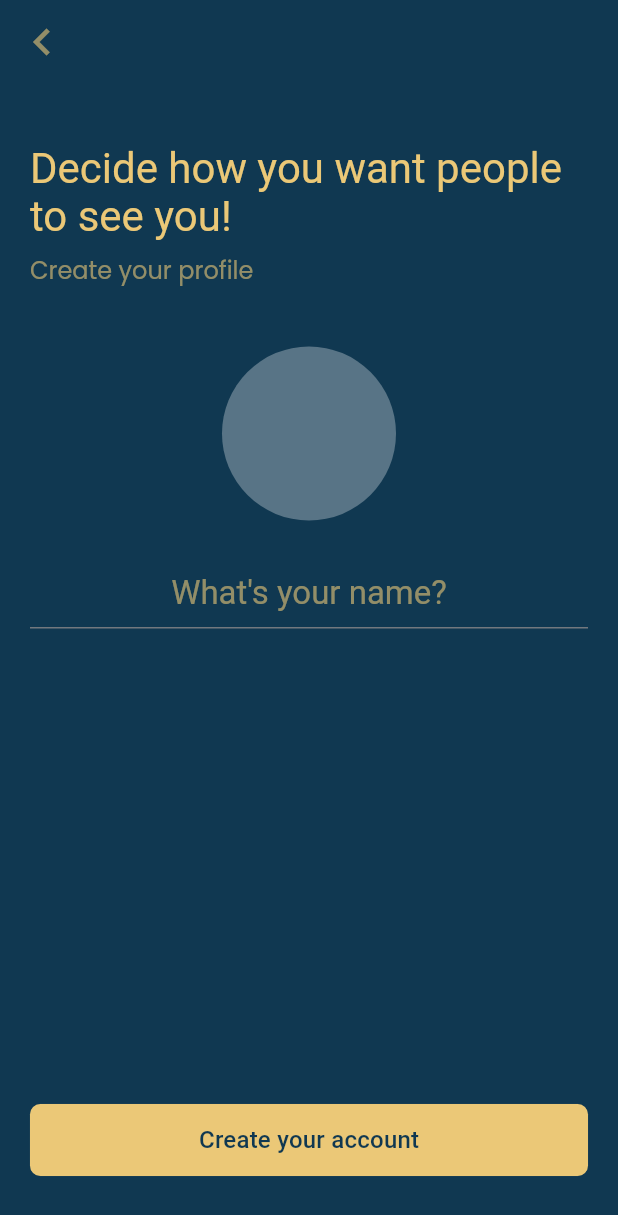
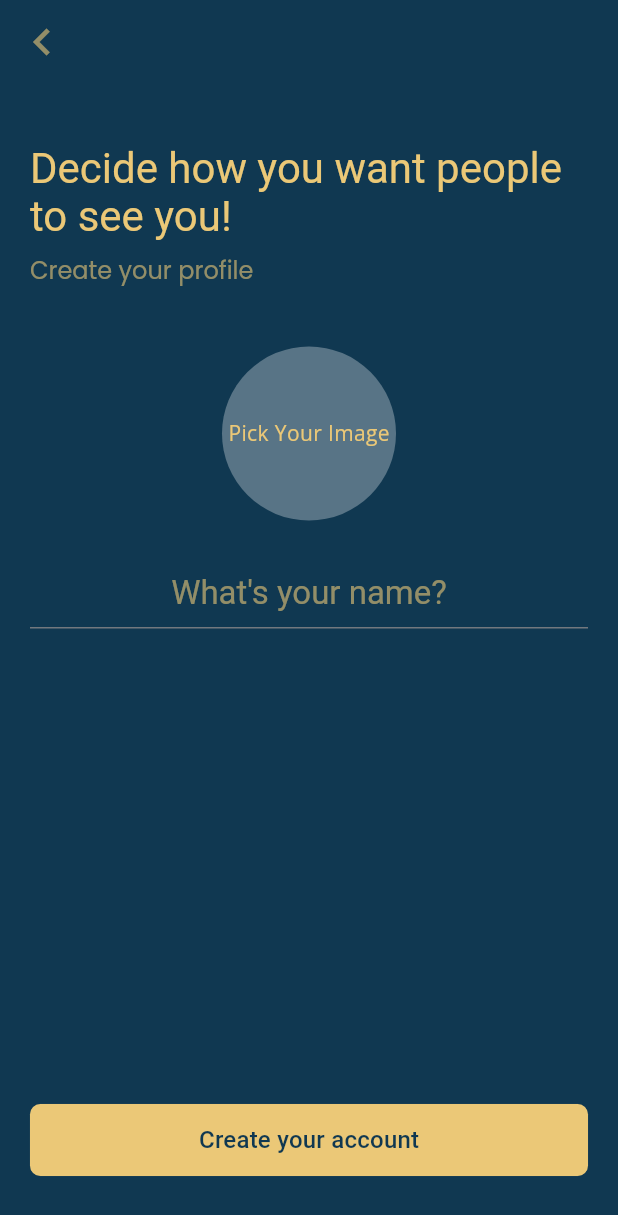
Before and after one commit to Gnturf/yume, a Flutter app: the ProfileMakingScreen screen opened directly, on a phone screen of 412 x 824 dp. Shown: the top 1215 px of the screen. Run offline on Flutter 3.47's test engine with Material 3 defaults, Android fonts, the phone set to English and light mode, and no system bars; our stand-ins replace flutter_multi_formatter, google_fonts, image_picker.

Commit message:
addding profile making screen

```diff
--- a/lib/features/auth/presentation/screens/signup/signup_profile_making.dart
+++ b/lib/features/auth/presentation/screens/signup/signup_profile_making.dart
@@ -1,10 +1,29 @@
+import 'dart:io';
+
 import 'package:flutter/material.dart';
 import 'package:flutter/widgets.dart';
+import 'package:image_picker/image_picker.dart';
 import 'package:yume/features/auth/presentation/widgets/display_subtitle_text.dart';
 import 'package:yume/features/welcome/presentation/widgets/icon_text_button.dart';
 
-class ProfileMakingScreen extends StatelessWidget {
+class ProfileMakingScreen extends StatefulWidget {
   const ProfileMakingScreen({super.key});
+
+  @override
+  State<ProfileMakingScreen> createState() => _ProfileMakingScreenState();
+}
+
+class _ProfileMakingScreenState extends State<ProfileMakingScreen> {
+  File? selectedImage;
+
+  Future<void> _pickImageFromGallery() async {
+    final returnedImage =
+        await ImagePicker().pickImage(source: ImageSource.gallery);
+
+    setState(() {
+      selectedImage = File(returnedImage!.path);
+    });
+  }
 
   @override
   Widget build(BuildContext context) {
@@ -43,12 +62,29 @@ class ProfileMakingScreen extends StatelessWidget {
             ),
             Align(
               alignment: Alignment.center,
+              child: InkWell(
+                onTap: () {
+                  _pickImageFromGallery();
+                },
                 child: Container(
+                  clipBehavior: Clip.hardEdge,
                   width: 116,
                   height: 116,
                   decoration: BoxDecoration(
                     color: Colors.white30,
                     borderRadius: BorderRadius.circular(100),
+                  ),
+                  child: selectedImage != null
+                      ? Image.file(
+                          selectedImage!,
+                          fit: BoxFit.cover,
+                        )
+                      : Column(
+                          mainAxisAlignment: MainAxisAlignment.center,
+                          children: [
+                            Text("Pick Your Image"),
+                          ],
+                        ),
                 ),
               ),
             ),
```
Lines whose indentation alone changed are shown as unchanged.
